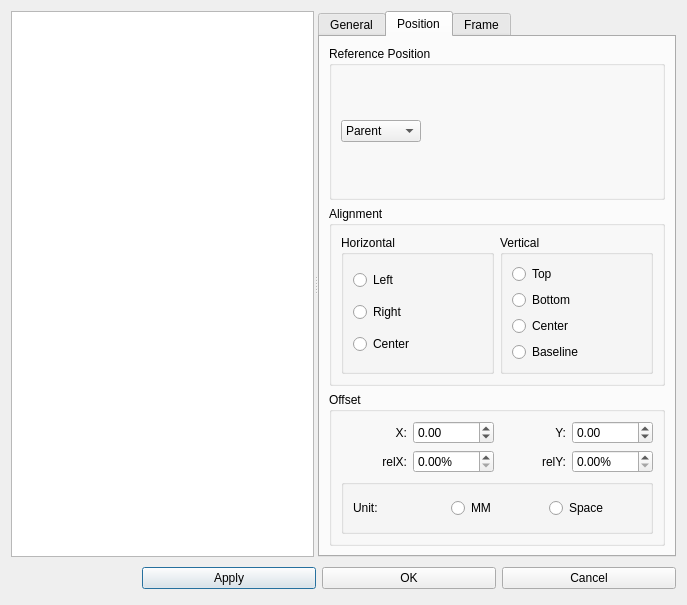
Qt form mscore/mscore/textstyle.ui (musescore/musescore-old) before a commit.
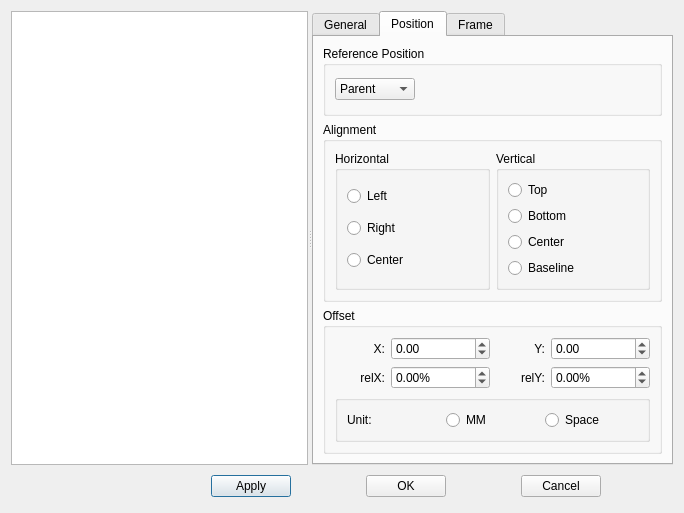
The same form after that commit. The open tabs and pages were chosen to show the change. Custom widgets are drawn as their Qt base class.

```diff
--- a/mscore/mscore/textstyle.ui
+++ b/mscore/mscore/textstyle.ui
@@ -5,8 +5,8 @@
    <rect>
     <x>0</x>
     <y>0</y>
-    <width>687</width>
-    <height>605</height>
+    <width>684</width>
+    <height>513</height>
    </rect>
   </property>
   <property name="windowTitle" >
@@ -299,6 +299,9 @@
            <property name="title" >
             <string>Reference Position</string>
            </property>
+           <property name="flat" >
+            <bool>true</bool>
+           </property>
            <layout class="QHBoxLayout" >
             <property name="spacing" >
              <number>6</number>
@@ -360,6 +363,9 @@
            <property name="title" >
             <string>Alignment</string>
            </property>
+           <property name="flat" >
+            <bool>true</bool>
+           </property>
            <layout class="QHBoxLayout" >
             <property name="spacing" >
              <number>6</number>
@@ -481,6 +487,9 @@
            <property name="title" >
             <string>Offset</string>
            </property>
+           <property name="flat" >
+            <bool>true</bool>
+           </property>
            <layout class="QVBoxLayout" >
             <item>
              <layout class="QGridLayout" >
@@ -563,6 +572,12 @@
                 <property name="suffix" >
                  <string>%</string>
                 </property>
+                <property name="minimum" >
+                 <double>-100000.000000000000000</double>
+                </property>
+                <property name="maximum" >
+                 <double>100000.000000000000000</double>
+                </property>
                </widget>
               </item>
               <item row="1" column="2" >
@@ -586,6 +601,12 @@
                 <property name="suffix" >
                  <string>%</string>
                 </property>
+                <property name="minimum" >
+                 <double>-100000.000000000000000</double>
+                </property>
+                <property name="maximum" >
+                 <double>100000.000000000000000</double>
+                </property>
                </widget>
               </item>
              </layout>
@@ -779,7 +800,7 @@
      <item>
       <widget class="QPushButton" name="buttonApply" >
        <property name="sizePolicy" >
-        <sizepolicy vsizetype="Fixed" hsizetype="Preferred" >
+        <sizepolicy vsizetype="Fixed" hsizetype="Fixed" >
          <horstretch>0</horstretch>
          <verstretch>0</verstretch>
         </sizepolicy>
@@ -792,7 +813,7 @@
      <item>
       <widget class="QPushButton" name="buttonOk" >
        <property name="sizePolicy" >
-        <sizepolicy vsizetype="Fixed" hsizetype="Preferred" >
+        <sizepolicy vsizetype="Fixed" hsizetype="Fixed" >
          <horstretch>0</horstretch>
          <verstretch>0</verstretch>
         </sizepolicy>
@@ -805,7 +826,7 @@
      <item>
       <widget class="QPushButton" name="buttonCancel" >
        <property name="sizePolicy" >
-        <sizepolicy vsizetype="Fixed" hsizetype="Preferred" >
+        <sizepolicy vsizetype="Fixed" hsizetype="Fixed" >
          <horstretch>0</horstretch>
          <verstretch>0</verstretch>
         </sizepolicy>
```
Left out of the diff: 19 changed lines with no effect on the pictures.
